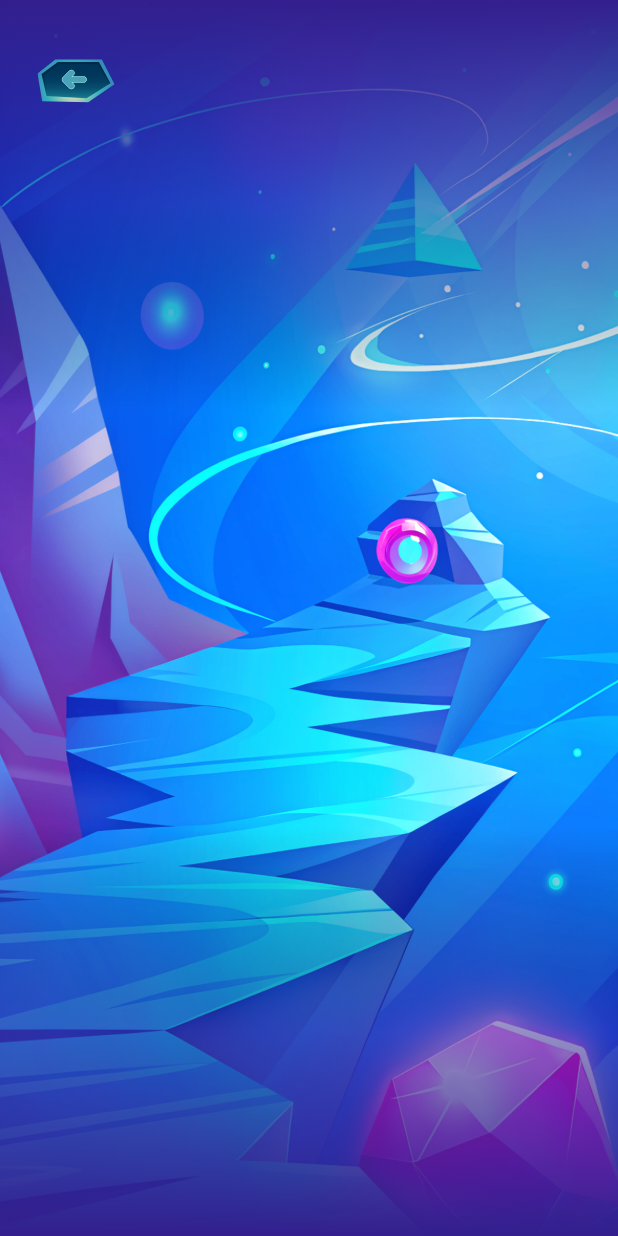
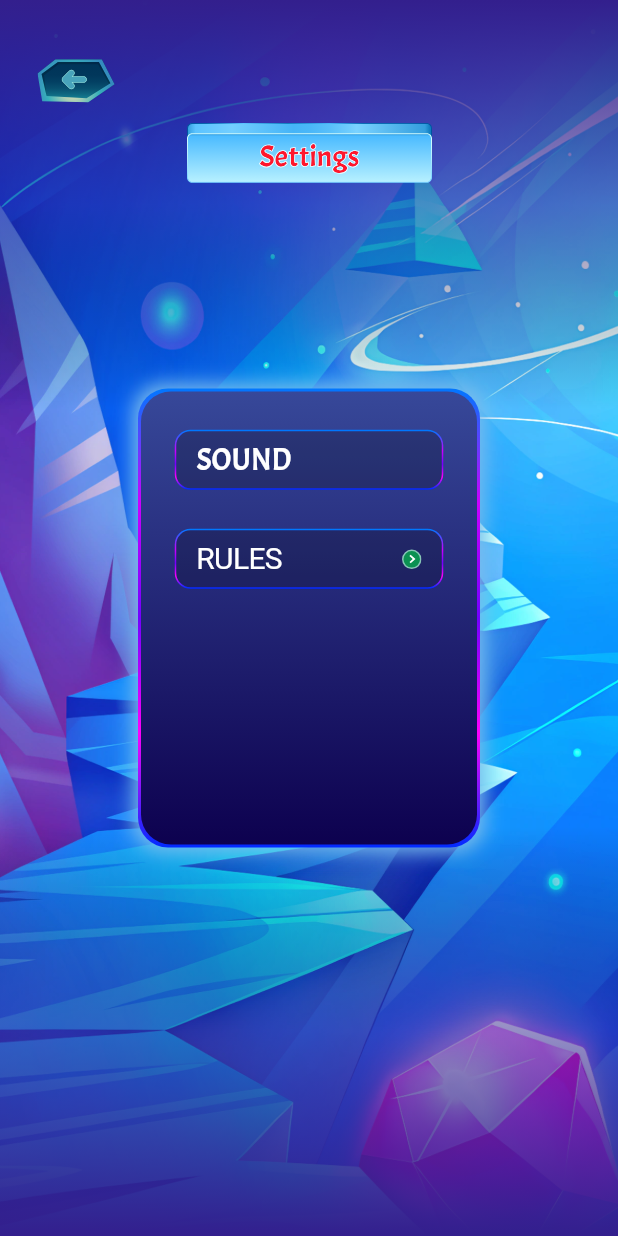
Before and after one commit to kent0505/mswm_test, a Flutter app: the SettingsPage screen opened by its route, on a phone screen of 412 x 824 dp. Run offline on Flutter 3.47's test engine with Material 3 defaults, Android fonts, the phone set to English and light mode, and no system bars; our stand-ins replace flutter_bloc, flutter_svg, go_router, shared_preferences; accounts and stored records are empty.

```diff
--- a/lib/core/config/router.dart
+++ b/lib/core/config/router.dart
@@ -1,6 +1,7 @@
 import 'package:go_router/go_router.dart';
 
 import '../../features/home/pages/home_page.dart';
+import '../../features/home/pages/rules_page.dart';
 import '../../features/home/pages/settings_page.dart';
 import '../../features/splash/splash_page.dart';
 
@@ -19,5 +20,9 @@ final routerConfig = GoRouter(
       path: '/settings',
       builder: (context, state) => const SettingsPage(),
     ),
+    GoRoute(
+      path: '/rules',
+      builder: (context, state) => const RulesPage(),
+    ),
   ],
 );
--- a/lib/core/widgets/custom_scaffold.dart
+++ b/lib/core/widgets/custom_scaffold.dart
@@ -9,11 +9,13 @@ class CustomScaffold extends StatelessWidget {
     required this.body,
     this.bg = 1,
     this.back = false,
+    this.dark = false,
   });
 
   final Widget body;
   final int bg;
   final bool back;
+  final bool dark;
 
   @override
   Widget build(BuildContext context) {
@@ -58,6 +60,10 @@ class CustomScaffold extends StatelessWidget {
               ),
             ),
           ),
+          if (dark)
+            Container(
+              color: const Color(0xff1B1B22).withOpacity(0.6),
+            ),
           if (back)
             Positioned(
               top: 32 + getStatusBar(context),
--- /dev/null
+++ b/lib/features/home/pages/rules_page.dart
@@ -0,0 +1,29 @@
+import 'package:flutter/material.dart';
+
+import '../../../core/widgets/custom_scaffold.dart';
+
+class RulesPage extends StatelessWidget {
+  const RulesPage({super.key});
+
+  @override
+  Widget build(BuildContext context) {
+    return const CustomScaffold(
+      back: true,
+      dark: true,
+      body: Stack(
+        children: [
+          Center(
+            child: Text(
+              'Everything is very easy and\nsimple - You have to make a\ncombination of 3 or more\nelements in a row. Only time is\nlimited, keep this in mind. For\neach successful combination you\nget a prize in the form of coins.\n\nYou have additional bonuses -\nthese are free moves and extra\ntime, you can get them for coins\n\nIf you fail two times in a row, you\ncan buy diamonds.\n\nIf you do not have time to collect\nthe required number of\ncombinations when the time\nruns out - you lose',
+              textAlign: TextAlign.center,
+              style: TextStyle(
+                color: Colors.white,
+                fontSize: 20,
+              ),
+            ),
+          ),
+        ],
+      ),
+    );
+  }
+}
--- a/lib/features/home/pages/settings_page.dart
+++ b/lib/features/home/pages/settings_page.dart
@@ -1,5 +1,9 @@
+import 'package:flutter/cupertino.dart';
 import 'package:flutter/material.dart';
+import 'package:flutter_svg/flutter_svg.dart';
+import 'package:go_router/go_router.dart';
 
+import '../../../core/utils.dart';
 import '../../../core/widgets/custom_scaffold.dart';
 
 class SettingsPage extends StatelessWidget {
@@ -7,10 +11,111 @@ class SettingsPage extends StatelessWidget {
 
   @override
   Widget build(BuildContext context) {
-    return const CustomScaffold(
+    return CustomScaffold(
       back: true,
-      body: Column(
-        children: [],
+      body: Stack(
+        children: [
+          Positioned(
+            top: 32 + getStatusBar(context),
+            left: 0,
+            right: 0,
+            child: SvgPicture.asset('assets/settings_title.svg'),
+          ),
+          Center(
+            child: Container(
+              height: 306,
+              width: 228,
+              decoration: BoxDecoration(
+                borderRadius: BorderRadius.circular(20),
+                boxShadow: const [
+                  BoxShadow(
+                    color: Color(0xff7ABBEB),
+                    blurRadius: 10,
+                    spreadRadius: 3,
+                  ),
+                ],
+                gradient: const LinearGradient(
+                  begin: Alignment.topCenter,
+                  end: Alignment.bottomCenter,
+                  colors: [
+                    Color(0xff0077FF),
+                    Color(0xffCC00FF),
+                    Color(0xff7300FF),
+                    Color(0xffFF00FB),
+                    Color(0xff002BFF),
+                  ],
+                ),
+              ),
+              child: Center(
+                child: Container(
+                  height: 302,
+                  width: 224,
+                  decoration: BoxDecoration(
+                    borderRadius: BorderRadius.circular(20),
+                    gradient: const LinearGradient(
+                      begin: Alignment.topCenter,
+                      end: Alignment.bottomCenter,
+                      colors: [
+                        Color(0xff374899),
+                        Color(0xff0D014F),
+                      ],
+                    ),
+                  ),
+                  child: Column(
+                    children: [
+                      const SizedBox(height: 25),
+                      Stack(
+                        children: [
+                          SvgPicture.asset('assets/settings_button1.svg'),
+                          const Positioned(
+                            top: 8,
+                            left: 15,
+                            child: Text(
+                              'SOUND',
+                              style: TextStyle(
+                                color: Colors.white,
+                                fontSize: 20,
+                              ),
+                            ),
+                          ),
+                        ],
+                      ),
+                      const SizedBox(height: 25),
+                      CupertinoButton(
+                        onPressed: () {
+                          context.push('/rules');
+                        },
+                        padding: EdgeInsets.zero,
+                        minSize: 39,
+                        child: Stack(
+                          children: [
+                            SvgPicture.asset('assets/settings_button1.svg'),
+                            const Positioned(
+                              top: 8,
+                              left: 15,
+                              child: Text(
+                                'RULES',
+                                style: TextStyle(
+                                  color: Colors.white,
+                                  fontSize: 20,
+                                ),
+                              ),
+                            ),
+                            Positioned(
+                              top: 12,
+                              right: 15,
+                              child: SvgPicture.asset('assets/rules.svg'),
+                            ),
+                          ],
+                        ),
+                      ),
+                    ],
+                  ),
+                ),
+              ),
+            ),
+          ),
+        ],
       ),
     );
   }
--- a/lib/main.dart
+++ b/lib/main.dart
@@ -2,9 +2,9 @@ import 'package:flutter/material.dart';
 import 'package:flutter/services.dart';
 import 'package:flutter_bloc/flutter_bloc.dart';
 
+import 'core/utils.dart';
 import 'core/config/router.dart';
 import 'core/config/themes.dart';
-import 'core/utils.dart';
 import 'features/home/bloc/home_bloc.dart';
 
 void main() async {
```
Also changed, not shown: assets/rules.svg (added), assets/settings_button1.svg (added), assets/settings_card.svg (added), assets/settings_title.svg (added).
